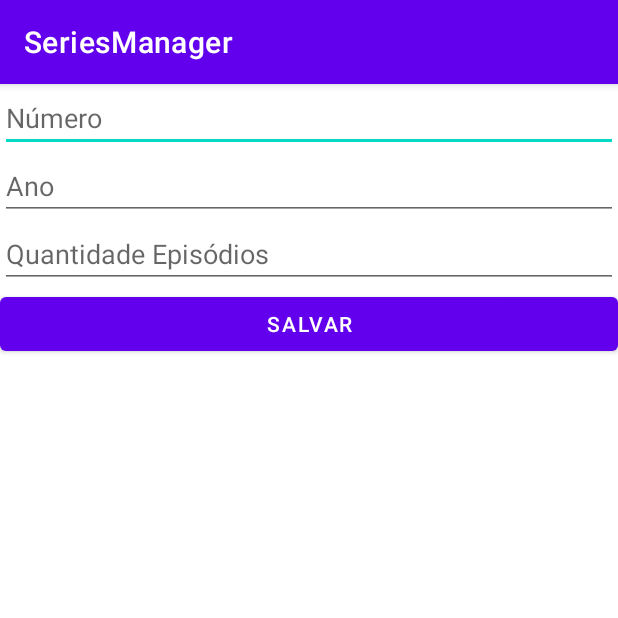
After one commit to Guilherme-tr/SeriesManager, an Android app: the TemporadaActivity screen opened directly, with no data from a screen before it, on a phone screen of 412 x 824 dp, the top half of it. The commit adds this screen. Run offline under Robolectric (Android 15) with nearby library versions, the phone set to English and light mode, and no system bars.

Commit message:
estruturando temps

```diff
--- /dev/null
+++ b/app/src/main/java/br/edu/ifsp/scl/ads/pdm/seriesmanager/TemporadaActivity.java
@@ -0,0 +1,59 @@
+package br.edu.ifsp.scl.ads.pdm.seriesmanager;
+
+import android.content.Intent;
+import android.os.Bundle;
+import android.view.View;
+
+import androidx.appcompat.app.AppCompatActivity;
+
+import br.edu.ifsp.scl.ads.pdm.seriesmanager.databinding.ActivityTemporadaBinding;
+import br.edu.ifsp.scl.ads.pdm.seriesmanager.model.temporada.Temporada;
+
+public class TemporadaActivity extends AppCompatActivity {
+
+    private ActivityTemporadaBinding activityTemporadaBinding;
+    private int posicao = -1;
+    private Temporada temporada;
+
+    @Override
+    protected void onCreate(Bundle savedInstanceState) {
+        super.onCreate(savedInstanceState);
+        activityTemporadaBinding = ActivityTemporadaBinding.inflate(getLayoutInflater());
+        setContentView(activityTemporadaBinding.getRoot());
+
+        activityTemporadaBinding.salvarBt.setOnClickListener(
+                (View view) -> {
+                    temporada = new Temporada(
+                            Integer.parseInt(activityTemporadaBinding.numeroTemporadaEt.getText().toString()),
+                            Integer.parseInt(activityTemporadaBinding.anoTemporadaEt.getText().toString()),
+                            Integer.parseInt(activityTemporadaBinding.qtdeEpisodiosEt.getText().toString())
+                    );
+
+                    // Retornar temporada (dados preenchido na tela) para MainTemporadaActivity
+                    Intent resultadoIntent = new Intent();
+                    resultadoIntent.putExtra(MainTemporadaActivity.EXTRA_TEMPORADA, temporada);
+                    //Se foi edição, devolver posição também
+                    if(posicao != -1){
+                        resultadoIntent.putExtra(MainTemporadaActivity.EXTRA_POSICAO_TEMPORADA, posicao);
+                    }
+                    setResult(RESULT_OK, resultadoIntent);
+                    finish();
+                }
+        );
+
+        // Verificando se é uma edição ou consulta e preenchendo os campos
+        posicao = getIntent().getIntExtra(MainTemporadaActivity.EXTRA_POSICAO_TEMPORADA, -1);
+        temporada = getIntent().getParcelableExtra(MainTemporadaActivity.EXTRA_TEMPORADA);
+        if(temporada != null){
+            activityTemporadaBinding.numeroTemporadaEt.setText(String.valueOf(temporada.getNumero()));
+            activityTemporadaBinding.anoTemporadaEt.setText(String.valueOf(temporada.getAno()));
+            activityTemporadaBinding.qtdeEpisodiosEt.setText(String.valueOf(temporada.getEpisodios()));
+            if(posicao == -1){
+                for(int i=0; i<activityTemporadaBinding.getRoot().getChildCount(); i++){
+                    activityTemporadaBinding.getRoot().getChildAt(i).setEnabled(false);
+                }
+                activityTemporadaBinding.salvarBt.setVisibility(View.GONE);
+            }
+        }
+    }
+}
--- /dev/null
+++ b/app/src/main/java/br/edu/ifsp/scl/ads/pdm/seriesmanager/model/temporada/onTemporadaClickListener.kt
@@ -0,0 +1,5 @@
+package br.edu.ifsp.scl.ads.pdm.seriesmanager.model.temporada
+
+interface onTemporadaClickListener {
+    fun onTemporadaClick(posicao: Int)
+}
--- /dev/null
+++ b/app/src/main/res/layout/activity_temporada.xml
@@ -0,0 +1,56 @@
+<?xml version="1.0" encoding="utf-8"?>
+<androidx.constraintlayout.widget.ConstraintLayout xmlns:android="http://schemas.android.com/apk/res/android"
+    android:layout_width="match_parent"
+    android:layout_height="match_parent"
+    xmlns:app="http://schemas.android.com/apk/res-auto"
+    xmlns:tools="http://schemas.android.com/tools"
+    android:clickable="true"
+    android:focusable="true"
+    android:background="?android:attr/selectableItemBackground"
+    tools:context=".TemporadaActivity">
+
+    <EditText
+        android:id="@+id/numeroTemporadaEt"
+        android:layout_width="0dp"
+        android:layout_height="wrap_content"
+        android:ems="10"
+        android:inputType="number"
+        android:hint="Número"
+        app:layout_constraintStart_toStartOf="parent"
+        app:layout_constraintEnd_toEndOf="parent"
+        app:layout_constraintTop_toTopOf="parent" />
+
+    <EditText
+        android:id="@+id/anoTemporadaEt"
+        android:layout_width="0dp"
+        android:layout_height="wrap_content"
+        android:ems="10"
+        android:inputType="number"
+        android:hint="Ano"
+        app:layout_constraintEnd_toEndOf="parent"
+        app:layout_constraintStart_toStartOf="parent"
+        app:layout_constraintTop_toBottomOf="@+id/numeroTemporadaEt" />
+
+    <EditText
+        android:id="@+id/qtdeEpisodiosEt"
+        android:layout_width="0dp"
+        android:layout_height="wrap_content"
+        android:ems="10"
+        android:inputType="number"
+        android:hint="Quantidade Episódios"
+        app:layout_constraintEnd_toEndOf="parent"
+        app:layout_constraintStart_toStartOf="parent"
+        app:layout_constraintTop_toBottomOf="@+id/anoTemporadaEt" />
+
+
+    <Button
+        android:id="@+id/salvarBt"
+        android:layout_width="match_parent"
+        android:layout_height="wrap_content"
+        android:padding="5dp"
+        android:text="Salvar"
+        app:layout_constraintEnd_toEndOf="parent"
+        app:layout_constraintStart_toStartOf="parent"
+        app:layout_constraintTop_toBottomOf="@+id/qtdeEpisodiosEt" />
+
+</androidx.constraintlayout.widget.ConstraintLayout>
--- a/app/src/main/res/menu/context_menu_main.xml
+++ b/app/src/main/res/menu/context_menu_main.xml
@@ -7,7 +7,9 @@
     <item
         android:id="@+id/removerSerieMi"
         android:title="Remover">
-
     </item>
+    <item
+        android:id="@+id/visualizarDetalhesMi"
+        android:title="Visualizar Detalhes" />
 
 </menu>
```
Also changed, not shown: app/src/main/AndroidManifest.xml (+12 -0 lines), app/src/main/java/br/edu/ifsp/scl/ads/pdm/seriesmanager/MainTemporadaActivity.kt (added, +147 -0 lines), app/src/main/java/br/edu/ifsp/scl/ads/pdm/seriesmanager/adapter/TemporadasRvAdapter.kt (added, +71 -0 lines), app/src/main/java/br/edu/ifsp/scl/ads/pdm/seriesmanager/controller/TemporadaController.kt (added, +16 -0 lines), app/src/main/java/br/edu/ifsp/scl/ads/pdm/seriesmanager/model/temporada/Temporada.kt (added, +10 -0 lines), app/src/main/java/br/edu/ifsp/scl/ads/pdm/seriesmanager/model/temporada/TemporadaDAO.kt (added, +9 -0 lines), app/src/main/java/br/edu/ifsp/scl/ads/pdm/seriesmanager/model/temporada/TemporadaSqlite.kt (added, +106 -0 lines), app/src/main/res/layout/activity_main_temporada.xml (added, +29 -0 lines), app/src/main/res/layout/layout_temporada.xml (added, +40 -0 lines).
